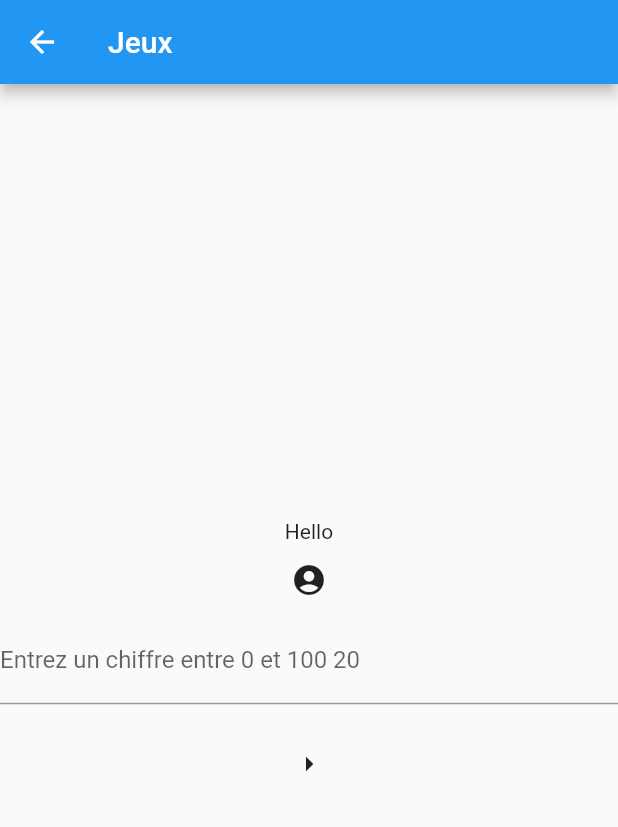
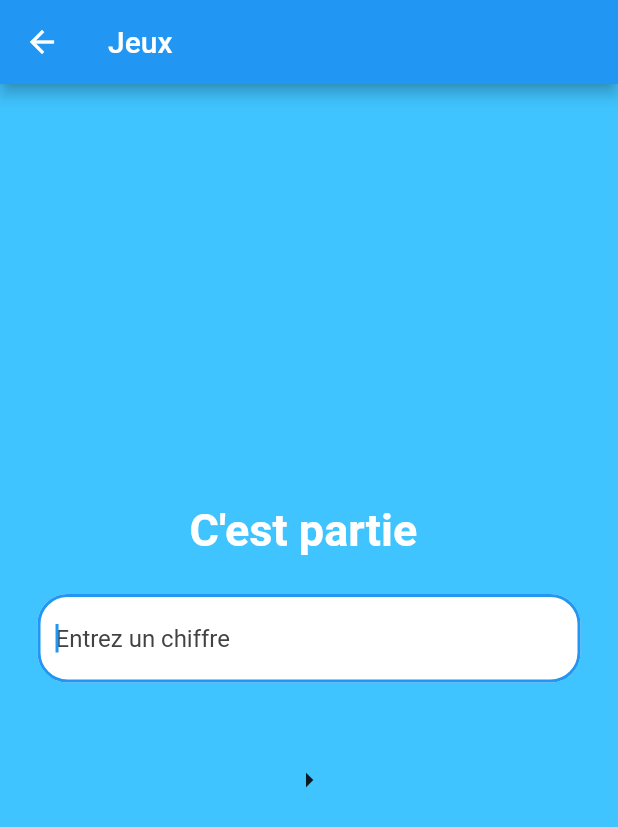
Before and after one commit to yos95/nombre_mystere, a Flutter app: the Jeux screen opened by its route, on a phone screen of 412 x 824 dp. Shown: the top 827 px of the screen. Run offline on Flutter 3.47's test engine with Material 2 defaults, Android fonts, the phone set to English and light mode, and no system bars; our stand-ins replace shared_preferences, sqflite; accounts and stored records are empty.

Commit message:
add design

```diff
--- a/lib/Jeux.dart
+++ b/lib/Jeux.dart
@@ -1,20 +1,14 @@
 import 'package:flutter/material.dart';
+import 'package:flutter/services.dart';
 import 'package:nombre_mystere/Database.dart';
 import 'package:nombre_mystere/Score.dart';
 import 'generat_nombre_mystere.dart';
 import 'check.dart';
-import 'package:shared_preferences/shared_preferences.dart';
+import 'globals.dart' as globals;
 
 var dbHelper = DBHelper();
 var nombre_mystere = generat_nombre_mystere();
 String result = '';
-_loadName() async {
-  final prefs = await SharedPreferences.getInstance();
-
-// Try reading data from the counter key. If it does not exist, return 0.
-  String nom = prefs.getString('nom') ?? 0;
-  print(nom);
-}
 
 class Jeux extends StatefulWidget {
   final String title = 'Jeux';
@@ -24,28 +18,39 @@ class Jeux extends StatefulWidget {
 }
 
 class _Jeux extends State<Jeux> {
-  @override
-  void initState() {
-    super.initState();
-    _loadName();
-  }
+  Widget build(BuildContext context) {
+    print(globals.nom);
 
-  Widget build(BuildContext context) {
     return new Scaffold(
       appBar: new AppBar(
         title: new Text(widget.title),
       ),
+      backgroundColor: Colors.lightBlueAccent,
       body: new Center(
         child: new Column(
           mainAxisAlignment: MainAxisAlignment.center,
           children: <Widget>[
-            new Text('Hello'),
+            /* new Text('Hello'),
             new IconButton(
               icon: Icon(Icons.account_circle),
               tooltip: 'Increase volume by 10%',
               onPressed: () {},
+            ), */
+            new RichText(
+              text: TextSpan(
+                  text: 'C\'est partie ',
+                  style: TextStyle(
+                      fontWeight: FontWeight.bold,
+                      color: Colors.white,
+                      fontSize: 30.0)),
             ),
-            new TextField(
+            new Container(
+              margin: new EdgeInsets.all(25.0),
+              child: new TextField(
+                autofocus: true,
+                inputFormatters: [
+                  new LengthLimitingTextInputFormatter(2),
+                ],
                 enabled: etat_partie,
                 keyboardType: TextInputType.number,
                 onSubmitted: (var string) {
@@ -56,8 +61,9 @@ class _Jeux extends State<Jeux> {
                   setState(() {
                     result = result;
                     if (!etat_partie) {
-                    String a;
-                    ScoreUser scoreUser = new ScoreUser(a, nb_essais);
+                      print(globals.nom);
+                      ScoreUser scoreUser =
+                          new ScoreUser(globals.nom, nb_essais);
                       dbHelper.initDb();
 
                       dbHelper.saveScore(scoreUser);
@@ -68,8 +74,19 @@ class _Jeux extends State<Jeux> {
                   });
                 },
                 decoration: new InputDecoration(
-                  labelText:
-                      'Entrez un chiffre entre 0 et 100 $nombre_mystere'),
+                    border: new OutlineInputBorder(
+                      borderRadius: const BorderRadius.all(
+                        const Radius.circular(20.0),
+                      ),
+                    ),
+                    filled: true,
+                    hintStyle: new TextStyle(color: Colors.grey[800]),
+                    hintText: "Entrez un chiffre",
+                    fillColor: Colors.white,
+                    labelStyle: TextStyle(
+                      color: Colors.white,
+                    )),
+              ),
             ),
             new Text(
               '$result',
--- /dev/null
+++ b/lib/globals.dart
@@ -0,0 +1,3 @@
+library nombre_mystere.globals;
+
+String nom;
```
Also changed, not shown: lib/main.dart (+10 -15 lines). Lines whose indentation alone changed are shown as unchanged.
